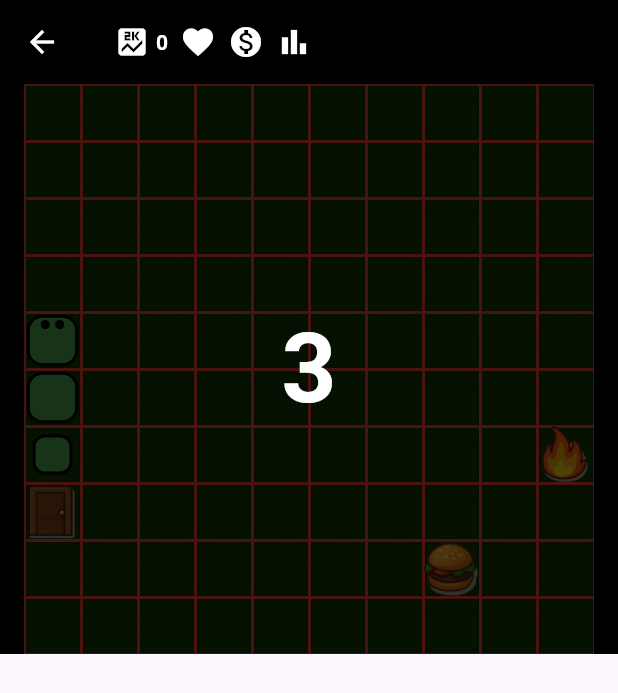
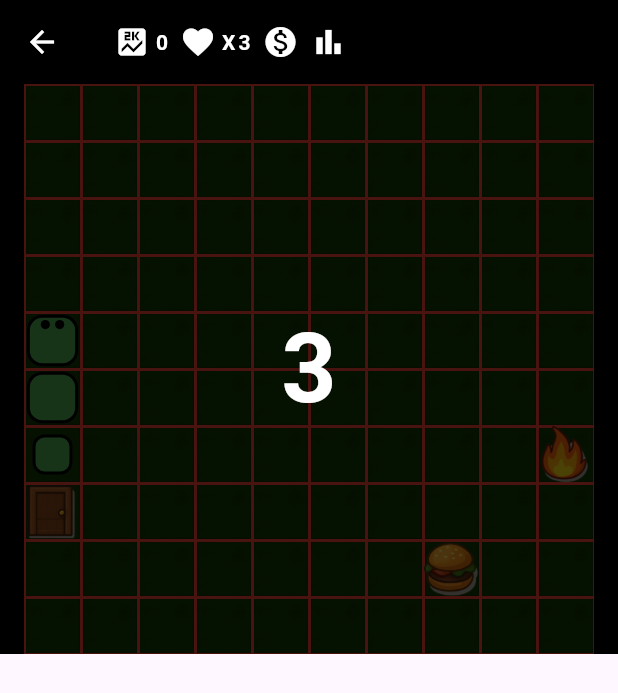
Before and after one commit to emilvdl1986/snakey, a Flutter app: the screen it shows after launch, after a tap on "Play Story", on a phone screen of 412 x 824 dp. Shown: the top 693 px of the screen. Run offline on Flutter 3.47's test engine with Material 3 defaults, Android fonts, the phone set to English and light mode, and no system bars; our stand-ins replace shared_preferences.

Commit message:
Saving progress - added lives removal logic and respawn

```diff
--- a/lib/components/game_app_bar.dart
+++ b/lib/components/game_app_bar.dart
@@ -7,6 +7,7 @@ class GameAppBar extends StatelessWidget implements PreferredSizeWidget {
   final bool showCoins;
   final bool showLevel;
   final int score;
+  final int livesLeft;
 
   const GameAppBar({
     super.key,
@@ -16,6 +17,7 @@ class GameAppBar extends StatelessWidget implements PreferredSizeWidget {
     this.showCoins = false,
     this.showLevel = false,
     this.score = 0,
+    this.livesLeft = 3,
   });
 
   @override
@@ -49,9 +51,20 @@ class GameAppBar extends StatelessWidget implements PreferredSizeWidget {
               ),
             ),
           if (showLives)
-            const Padding(
-              padding: EdgeInsets.symmetric(horizontal: 4.0),
-              child: Icon(Icons.favorite, color: Colors.white),
+            Padding(
+              padding: const EdgeInsets.symmetric(horizontal: 4.0),
+              child: Row(
+                children: [
+                  const Icon(Icons.favorite, color: Colors.white),
+                  const SizedBox(width: 4),
+                  const Text('X', style: TextStyle(color: Colors.white, fontWeight: FontWeight.bold, fontSize: 14)),
+                  const SizedBox(width: 2),
+                  Text(
+                    livesLeft.toString(),
+                    style: const TextStyle(color: Colors.white, fontWeight: FontWeight.bold, fontSize: 14),
+                  ),
+                ],
+              ),
             ),
           if (showCoins)
             const Padding(
--- a/lib/screens/game_screen.dart
+++ b/lib/screens/game_screen.dart
@@ -20,6 +20,7 @@ class _GameScreenState extends State<GameScreen> {
   String? error;
   int stage = 1;
   int score = 0;
+  int livesLeft = 3;
 
   @override
   void initState() {
@@ -71,6 +72,7 @@ class _GameScreenState extends State<GameScreen> {
         showCoins: appBarSettings?['showCoins'] ?? false,
         showLevel: appBarSettings?['showLevel'] ?? false,
         score: score,
+        livesLeft: livesLeft,
       ),
       body: isLoading
           ? const Center(child: CircularProgressIndicator())
@@ -91,6 +93,11 @@ class _GameScreenState extends State<GameScreen> {
                             score = newScore;
                           });
                         },
+                        onLivesChanged: (newLives) {
+                          setState(() {
+                            livesLeft = newLives;
+                          });
+                        },
                       ),
                     )
                   : const Center(child: Text('Grid settings not found'))),
```
Also changed, not shown: lib/components/game_canvas.dart (+41 -0 lines).
